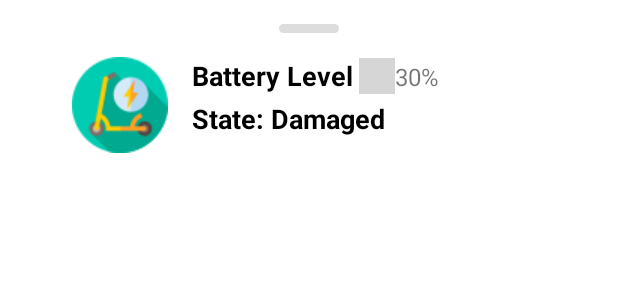
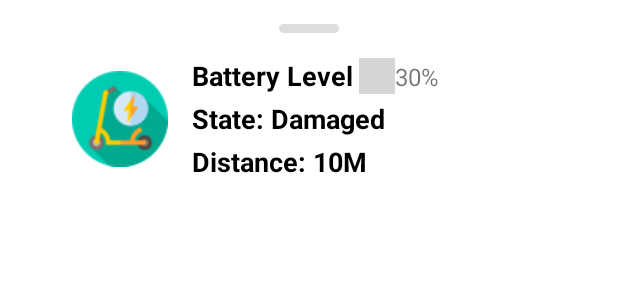
Before and after one commit to babakmhz/NearbyScooters, an Android app: the layout fragment_details.xml on its own in the app's theme, with its tools: preview values and no code run, on a phone screen of 412 x 824 dp. Shown: the top 300 px of the screen. Run offline under Robolectric (Android 15) with nearby library versions, the phone set to English and light mode, and no system bars; plain views replace BatteryMeterView; grey boxes are pictures that could not be loaded.

Commit message:
distance added to details

```diff
--- a/app/src/main/java/com/babakmhz/nearbyscooters/data/domain/model/Scooter.kt
+++ b/app/src/main/java/com/babakmhz/nearbyscooters/data/domain/model/Scooter.kt
@@ -44,4 +44,7 @@ data class Scooter(
     override fun getTitle(): String = this.itemTitle
 
     override fun getSnippet(): String = this.itemDescription
+
+
+
 }
--- a/app/src/main/java/com/babakmhz/nearbyscooters/view/main/map/ClusterItemRenderer.kt
+++ b/app/src/main/java/com/babakmhz/nearbyscooters/view/main/map/ClusterItemRenderer.kt
@@ -32,6 +32,6 @@ class ClusterItemRenderer(
     val nearestScooter: Scooter?
         get() {
             val data = clusterManager.algorithm.items
-            return data.minByOrNull { it.distanceToUserLocation }
+            return data.asSequence().filter { it.state == "ACTIVE" }.minByOrNull { it.distanceToUserLocation }
         }
 }
--- a/app/src/main/res/layout/fragment_details.xml
+++ b/app/src/main/res/layout/fragment_details.xml
@@ -6,6 +6,9 @@
             name="scooter"
             type="com.babakmhz.nearbyscooters.data.domain.model.Scooter" />
 
+        <variable
+            name="nearest"
+            type="Boolean" />
     </data>
 
     <androidx.constraintlayout.widget.ConstraintLayout xmlns:android="http://schemas.android.com/apk/res/android"
@@ -32,6 +35,7 @@
             android:layout_marginStart="32dp"
             android:layout_marginTop="16dp"
             android:src="@drawable/electric_scooter_64"
+            app:layout_constraintBottom_toBottomOf="@+id/txt_distance"
             app:layout_constraintStart_toStartOf="parent"
             app:layout_constraintTop_toBottomOf="@id/img_header" />
 
@@ -46,7 +50,7 @@
             android:textSize="18sp"
             android:textStyle="bold"
             app:layout_constraintStart_toEndOf="@+id/img_scooter"
-            android:text="Battery Level"
+            android:text="@string/battery_level"
             tools:text="Battery Level"
             app:layout_constraintTop_toBottomOf="@id/img_header"
             />
@@ -82,7 +86,7 @@
             />
 
         <TextView
-            android:id="@+id/txt_address"
+            android:id="@+id/txt_state"
             android:layout_width="0dp"
             android:layout_height="wrap_content"
             android:layout_marginStart="16dp"
@@ -97,5 +101,20 @@
             tools:text="State: Damaged" />
 
 
+        <TextView
+            android:id="@+id/txt_distance"
+            android:layout_width="0dp"
+            android:layout_height="wrap_content"
+            android:layout_marginStart="16dp"
+            android:layout_marginTop="4dp"
+            android:textColor="@color/black"
+            android:textSize="18sp"
+            android:textStyle="bold"
+            app:layout_constraintStart_toEndOf="@id/img_scooter"
+            app:layout_constraintEnd_toEndOf="parent"
+            app:layout_constraintTop_toBottomOf="@id/txt_state"
+            bindDistance="@{scooter.distanceToUserLocation}"
+            tools:text="Distance: 10M" />
+
     </androidx.constraintlayout.widget.ConstraintLayout>
 </layout>
--- a/app/src/main/res/values/strings.xml
+++ b/app/src/main/res/values/strings.xml
@@ -4,5 +4,7 @@
     <string name="error_user_location">Error getting current location! reason: %s</string>
     <string name="allow_permission_for_using_the_app">You must allow the permission in order to use the app!</string>
     <string name="state_s">State: %s</string>
+    <string name="distance_s">Distance: %s</string>
+    <string name="battery_level">Battery Level</string>
 
 </resources>
```
Also changed, not shown: app/src/main/java/com/babakmhz/nearbyscooters/appUtil/DataBindingUtil.kt (+9 -0 lines).
